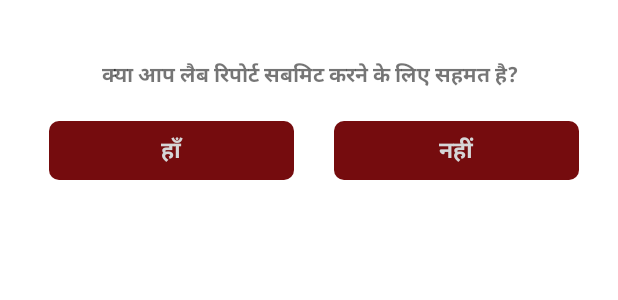
After one commit to apnagodam/SWLPL, an Android app: the layout dialog_lab_report.xml on its own in the app's theme, with its tools: preview values and no code run, on a phone screen of 412 x 824 dp. The commit adds this screen. Shown: the top 300 px of the screen. Run offline under Robolectric (Android 15) with nearby library versions, the phone set to English and light mode, and no system bars.

Commit message:
swlpl work

```diff
--- a/app/build.gradle
+++ b/app/build.gradle
@@ -37,8 +37,8 @@ android {
         minSdkVersion 21
         //noinspection EditedTargetSdkVersion
         targetSdkVersion 34
-        versionCode 11
-        versionName "1.0.11"
+        versionCode 17
+        versionName "1.0.17"
         testInstrumentationRunner "androidx.test.runner.AndroidJUnitRunner"
     }
 
--- a/app/src/main/java/com/apnagodam/staff/activity/caseid/CaseListingActivity.kt
+++ b/app/src/main/java/com/apnagodam/staff/activity/caseid/CaseListingActivity.kt
@@ -164,7 +164,7 @@ class CaseListingActivity() : BaseActivity<ActivityListingBinding?>() {
                             }
                         }
 //                        AllCases!!.addAll(body.data.getaCase().data)
-                        casesTopAdapter = CasesTopAdapter(AllCases,this,apiService)
+                        casesTopAdapter = CasesTopAdapter(AllCases!!.reversed(),this,apiService)
                         setAdapter()
 
                         //  AllCases=body.getCases();
--- /dev/null
+++ b/app/src/main/res/drawable/btn_borders_case_id.xml
@@ -0,0 +1,6 @@
+<?xml version="1.0" encoding="utf-8"?>
+<shape xmlns:android="http://schemas.android.com/apk/res/android"
+    android:shape="rectangle">
+    <corners android:radius="0dp" />
+    <stroke android:width="1dp" android:color="@color/black"/>
+</shape>
--- /dev/null
+++ b/app/src/main/res/layout/dialog_lab_report.xml
@@ -0,0 +1,70 @@
+<?xml version="1.0" encoding="utf-8"?>
+<LinearLayout xmlns:android="http://schemas.android.com/apk/res/android"
+    android:layout_width="match_parent"
+    android:layout_height="wrap_content"
+    xmlns:app="http://schemas.android.com/apk/res-auto"
+    android:orientation="vertical"
+    android:padding="@dimen/_20sdp">
+
+    <TextView
+        android:layout_width="match_parent"
+        android:layout_height="wrap_content"
+        android:layout_gravity="center"
+        android:layout_margin="@dimen/_10sdp"
+        android:gravity="center"
+        android:text="क्या आप लैब रिपोर्ट सबमिट करने के लिए सहमत है?"
+
+        android:textStyle="bold" />
+
+
+
+
+    <LinearLayout
+        android:id="@+id/ll"
+        android:layout_width="match_parent"
+        android:layout_height="wrap_content"
+        android:layout_marginTop="@dimen/_5sdp"
+        android:orientation="horizontal"
+        android:visibility="visible"
+        >
+
+
+        <TextView
+            android:id="@+id/btYes"
+            app:layout_constraintEnd_toEndOf="parent"
+            app:layout_constraintStart_toStartOf="parent"
+            app:layout_constraintTop_toBottomOf="@id/app_bar"
+            android:layout_width="0dp"
+            android:layout_height="@dimen/_30sdp"
+            android:layout_gravity="center"
+            android:layout_marginLeft="@dimen/_5sdp"
+            android:layout_weight="1"
+            android:background="@drawable/btn_green_background"
+            android:gravity="center"
+            android:text="हाँ"
+            android:layout_marginRight="@dimen/_10sdp"
+            android:textColor="@color/white"
+            android:textSize="@dimen/_12ssp"
+            android:textStyle="bold" />
+
+        <TextView
+            android:id="@+id/btNo"
+            app:layout_constraintEnd_toEndOf="parent"
+            app:layout_constraintStart_toStartOf="parent"
+            app:layout_constraintTop_toBottomOf="@id/app_bar"
+            android:layout_width="0dp"
+            android:layout_height="@dimen/_30sdp"
+            android:layout_gravity="center"
+            android:layout_marginLeft="@dimen/_10sdp"
+            android:layout_weight="1"
+            android:background="@drawable/btn_green_background"
+            android:gravity="center"
+            android:text="नहीं"
+            android:textColor="@color/white"
+            android:textSize="@dimen/_12ssp"
+            android:textStyle="bold"
+            android:visibility="visible" />
+
+
+    </LinearLayout>
+</LinearLayout>
```
Also changed, not shown: app/src/main/java/com/apnagodam/staff/activity/SplashActivity.kt (+16 -9 lines), app/src/main/java/com/apnagodam/staff/activity/StaffDashBoardActivity.kt (+3 -9 lines), app/src/main/java/com/apnagodam/staff/adapter/CasesTopAdapter.java (+30 -6 lines), app/src/main/res/layout/layout_top_case_generate.xml (+8 -6 lines), 1 other file.
